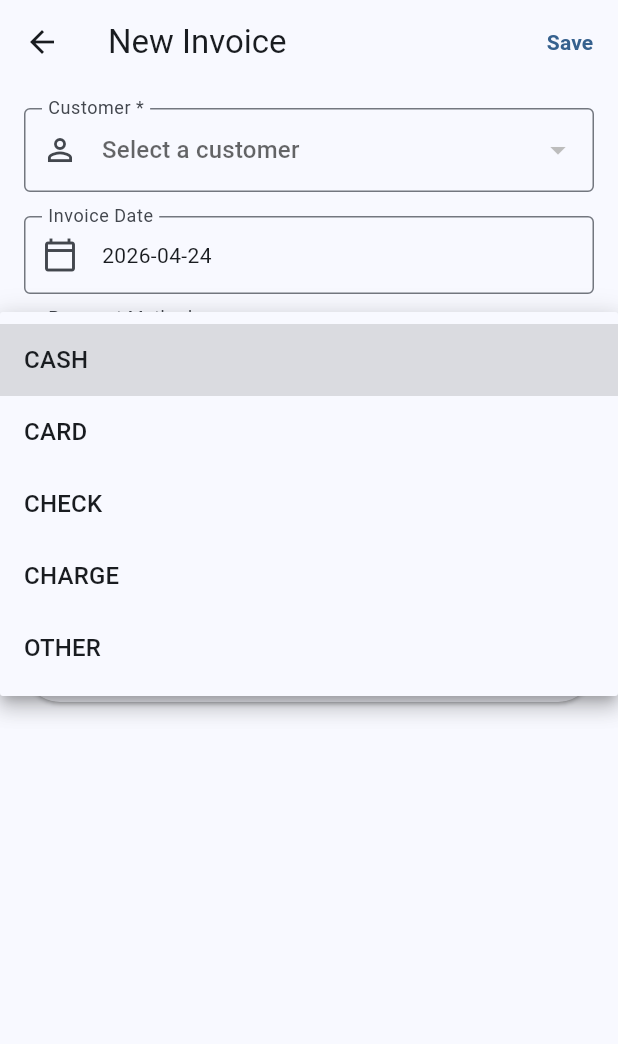
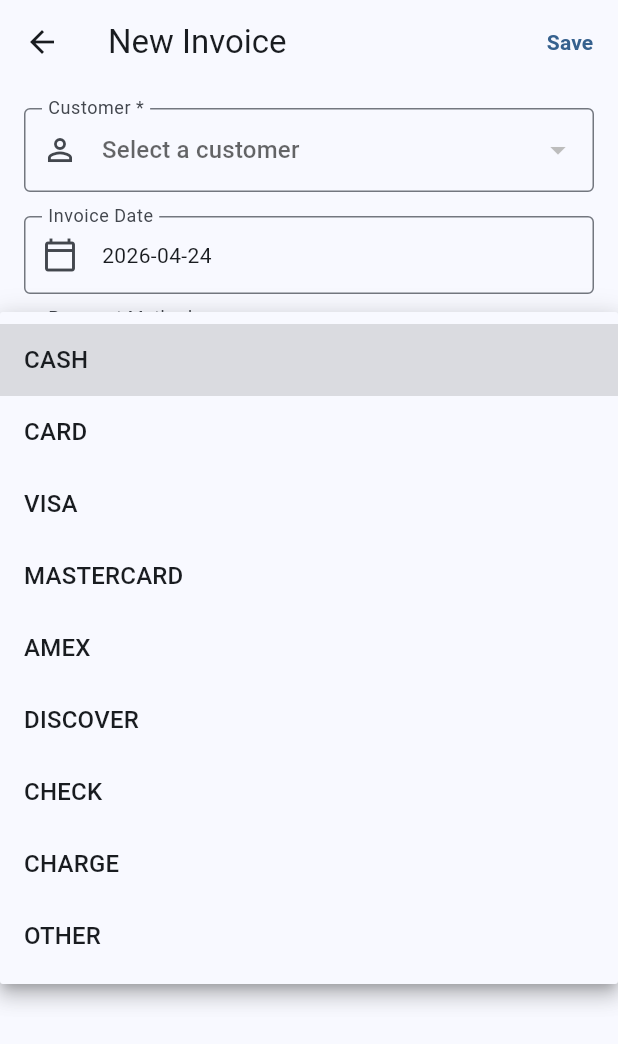
Before and after one commit to blueskysmog1/bluesky-smog-mobile, a Flutter app: the InvoiceFormPage screen opened directly with empty values, after a tap on "Select payment method", on a phone screen of 412 x 824 dp. Shown: the top 1044 px of the screen. Run offline on Flutter 3.47's test engine with Material 3 defaults, Android fonts, the phone set to English and light mode, and no system bars; our stand-ins replace dio, image_picker, pdf, printing, shared_preferences, sqflite; missing offline and left inert: google_mlkit_text_recognition; accounts and stored records are empty; network calls fail.

Commit message:
v1.2.1: individual card types, surcharge on all cards, delete finalized invoices
- Payment methods expanded: VISA, MASTERCARD, AMEX, DISCOVER added alongside CARD
- Card surcharge now applies to all card types (not just generic CARD)
- Delete invoice button always visible, including on finalized invoices

Co-Authored-By: Claude Sonnet 4.6 <noreply@anthropic.com>

```diff
--- a/lib/invoice_form_page.dart
+++ b/lib/invoice_form_page.dart
@@ -31,7 +31,11 @@ class _InvoiceFormPageState extends State<InvoiceFormPage> {
   bool _loading = true, _saving = false;
   bool get _isEdit => widget.invoiceId != null;
 
-  static const _paymentMethods = ['CASH', 'CARD', 'CHECK', 'CHARGE', 'OTHER'];
+  static const _paymentMethods = [
+    'CASH', 'CARD', 'VISA', 'MASTERCARD', 'AMEX', 'DISCOVER',
+    'CHECK', 'CHARGE', 'OTHER',
+  ];
+  static const _cardMethods = {'CARD', 'VISA', 'MASTERCARD', 'AMEX', 'DISCOVER'};
   static const _statuses = ['ESTIMATE'];
 
   @override
```
Also changed, not shown: lib/invoice_detail_page.dart (+14 -11 lines).
